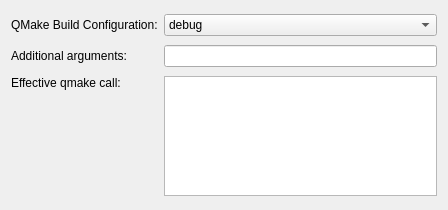
The window that src/plugins/qt4projectmanager/qmakestep.ui (qt-creator/qt-creator) describes before a commit, drawn with Qt 5.
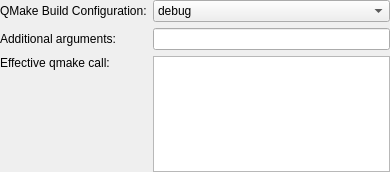
The same window after the commit.

Commit message:
Set margin to zero everywhere on the project pane.
Makes the project pane look nicer.

The edit to the form file:
```diff
--- a/src/plugins/qt4projectmanager/qmakestep.ui
+++ b/src/plugins/qt4projectmanager/qmakestep.ui
@@ -6,11 +6,14 @@
    <rect>
     <x>0</x>
     <y>0</y>
-    <width>448</width>
-    <height>210</height>
+    <width>390</width>
+    <height>172</height>
    </rect>
   </property>
   <layout class="QFormLayout" name="formLayout">
+   <property name="margin">
+    <number>0</number>
+   </property>
    <item row="0" column="0">
     <widget class="QLabel" name="label_2">
      <property name="text">
```
The commit also changes 6 other files.
